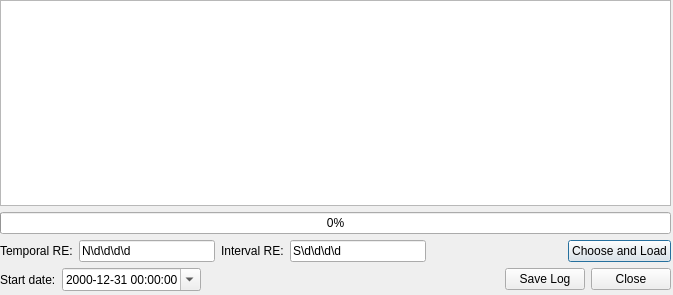
The window that ui_temporalrasterloaderdialog.ui (mbernasocchi/multiview) describes before a commit, drawn with Qt 5.
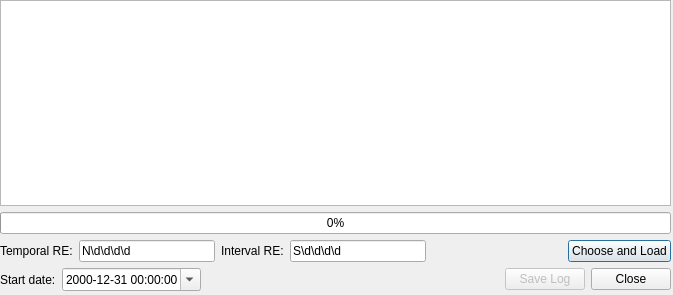
The same window after the commit.

Commit message: disabled save log button until import is finished

The edit to the form file:
```diff
--- a/ui_temporalrasterloaderdialog.ui
+++ b/ui_temporalrasterloaderdialog.ui
@@ -135,6 +135,9 @@
       </item>
       <item>
        <widget class="QPushButton" name="saveLogButton">
+        <property name="enabled">
+         <bool>false</bool>
+        </property>
         <property name="text">
          <string>Save Log</string>
         </property>
```
The commit also changes 2 other files.
